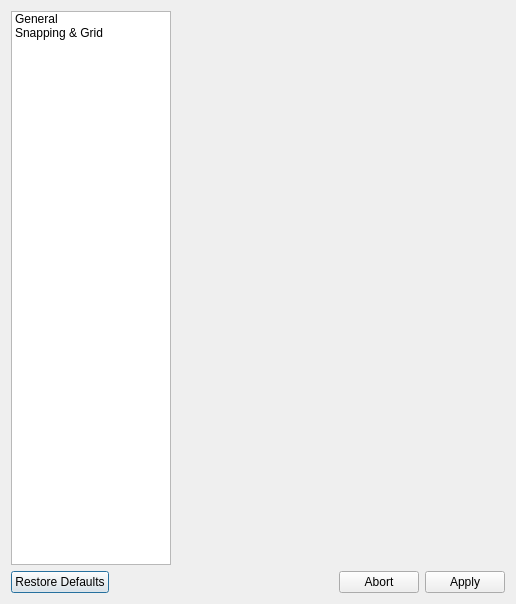
First picture: the form in src/app_settings_dialog.ui, repository ThKattanek/simply_2d_cad, before the edit.
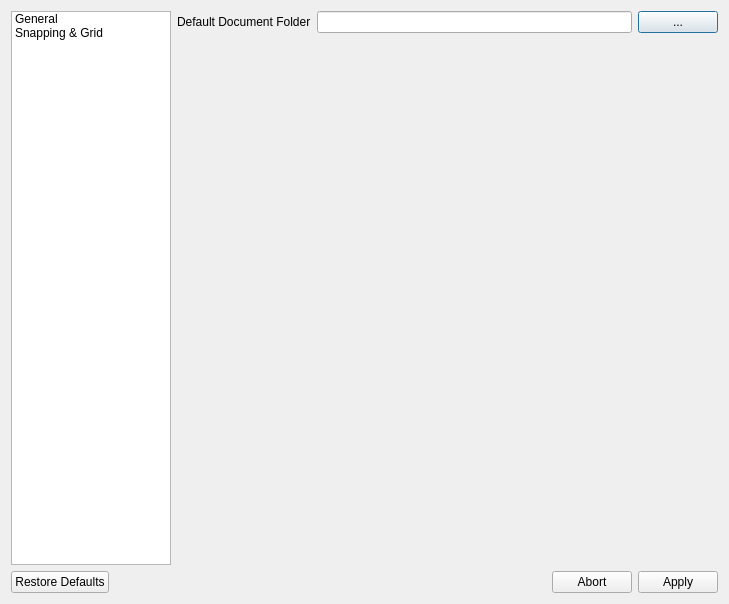
Second picture: the form after the edit. The open tabs and pages were chosen to show the change.

Commit message: wip: added new save strategie with new entry in settings dialog.

Patch:
```diff
--- a/src/app_settings_dialog.ui
+++ b/src/app_settings_dialog.ui
@@ -6,7 +6,7 @@
    <rect>
     <x>0</x>
     <y>0</y>
-    <width>516</width>
+    <width>729</width>
     <height>604</height>
    </rect>
   </property>
@@ -56,7 +56,38 @@
           <number>0</number>
          </property>
          <item>
-          <layout class="QGridLayout" name="gridLayout_2"/>
+          <layout class="QGridLayout" name="gridLayout_2">
+           <item row="0" column="2">
+            <widget class="QPushButton" name="btnBrowseSavePath">
+             <property name="text">
+              <string>...</string>
+             </property>
+            </widget>
+           </item>
+           <item row="1" column="0">
+            <spacer name="verticalSpacer_2">
+             <property name="orientation">
+              <enum>Qt::Orientation::Vertical</enum>
+             </property>
+             <property name="sizeHint" stdset="0">
+              <size>
+               <width>20</width>
+               <height>40</height>
+              </size>
+             </property>
+            </spacer>
+           </item>
+           <item row="0" column="0">
+            <widget class="QLabel" name="lbDefaufltDocFolder">
+             <property name="text">
+              <string>Default Document Folder</string>
+             </property>
+            </widget>
+           </item>
+           <item row="0" column="1">
+            <widget class="QLineEdit" name="txtDefaultSavePath"/>
+           </item>
+          </layout>
          </item>
         </layout>
        </widget>
```
Left out of the diff: 60 changed lines with no effect on the pictures. The commit also changes 5 other files.
